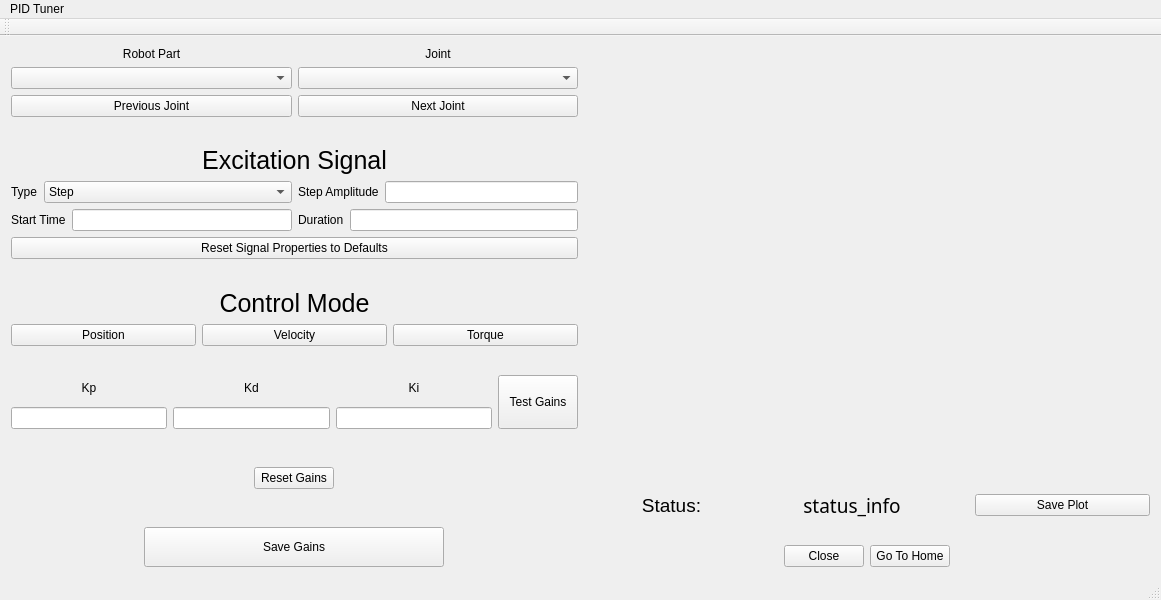
The window that src/guiModule/mainwindow.ui (rlober/pidTuner) describes before a commit, drawn with Qt 5.
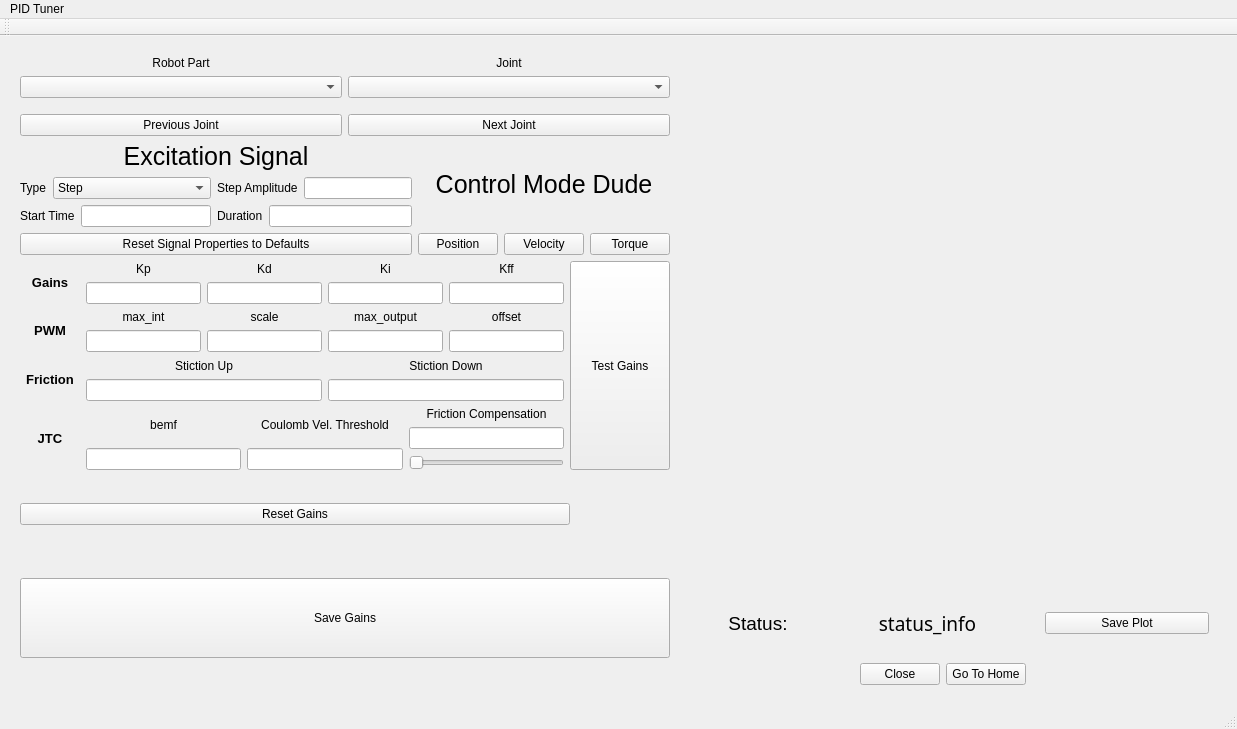
The same window after the commit. Custom widgets are drawn as their Qt base class.

Commit message: add .ui forms to cmake target. Gui updates.

```diff
--- a/src/guiModule/mainwindow.ui
+++ b/src/guiModule/mainwindow.ui
@@ -6,230 +6,27 @@
    <rect>
     <x>0</x>
     <y>0</y>
-    <width>1161</width>
-    <height>600</height>
+    <width>1237</width>
+    <height>729</height>
    </rect>
   </property>
   <property name="windowTitle">
    <string>MainWindow</string>
   </property>
   <widget class="QWidget" name="centralWidget">
-   <layout class="QGridLayout" name="gridLayout">
-    <item row="0" column="1" rowspan="6">
-     <widget class="QCustomPlot" name="posPlot" native="true"/>
-    </item>
-    <item row="3" column="0">
-     <layout class="QVBoxLayout" name="contModeLayout">
-      <item>
-       <widget class="QPushButton" name="resetSignalPropButton">
-        <property name="text">
-         <string>Reset Signal Properties to Defaults</string>
-        </property>
-       </widget>
-      </item>
+   <widget class="QWidget" name="layoutWidget">
+    <property name="geometry">
+     <rect>
+      <x>9</x>
+      <y>9</y>
+      <width>1211</width>
+      <height>651</height>
+     </rect>
+    </property>
+    <layout class="QHBoxLayout" name="horizontalLayout_7">
       <item>
-       <spacer name="verticalSpacer_7">
-        <property name="orientation">
-         <enum>Qt::Vertical</enum>
-        </property>
-        <property name="sizeHint" stdset="0">
-         <size>
-          <width>20</width>
-          <height>40</height>
-         </size>
-        </property>
-       </spacer>
-      </item>
+      <layout class="QVBoxLayout" name="verticalLayout_7">
       <item>
-       <widget class="QLabel" name="contModeLabel">
-        <property name="font">
-         <font>
-          <pointsize>19</pointsize>
-         </font>
-        </property>
-        <property name="text">
-         <string>Control Mode</string>
-        </property>
-        <property name="alignment">
-         <set>Qt::AlignCenter</set>
-        </property>
-       </widget>
-      </item>
-      <item>
-       <layout class="QHBoxLayout" name="contModeButtonLayout">
-        <item>
-         <widget class="QPushButton" name="posContButton">
-          <property name="text">
-           <string>Position</string>
-          </property>
-          <property name="checkable">
-           <bool>true</bool>
-          </property>
-         </widget>
-        </item>
-        <item>
-         <widget class="QPushButton" name="velContButton">
-          <property name="text">
-           <string>Velocity</string>
-          </property>
-          <property name="checkable">
-           <bool>true</bool>
-          </property>
-         </widget>
-        </item>
-        <item>
-         <widget class="QPushButton" name="torContButton">
-          <property name="text">
-           <string>Torque</string>
-          </property>
-          <property name="checkable">
-           <bool>true</bool>
-          </property>
-         </widget>
-        </item>
-       </layout>
-      </item>
-     </layout>
-    </item>
-    <item row="7" column="1">
-     <layout class="QVBoxLayout" name="verticalLayout">
-      <item>
-       <layout class="QHBoxLayout" name="statusLayout">
-        <item>
-         <widget class="QLabel" name="statusLabel">
-          <property name="font">
-           <font>
-            <pointsize>14</pointsize>
-           </font>
-          </property>
-          <property name="text">
-           <string>Status:</string>
-          </property>
-          <property name="alignment">
-           <set>Qt::AlignCenter</set>
-          </property>
-         </widget>
-        </item>
-        <item>
-         <widget class="QLabel" name="statusInfoLabel">
-          <property name="font">
-           <font>
-            <family>Ubuntu Mono</family>
-            <pointsize>14</pointsize>
-           </font>
-          </property>
-          <property name="text">
-           <string>status_info</string>
-          </property>
-          <property name="alignment">
-           <set>Qt::AlignCenter</set>
-          </property>
-         </widget>
-        </item>
-        <item>
-         <spacer name="horizontalSpacer">
-          <property name="orientation">
-           <enum>Qt::Horizontal</enum>
-          </property>
-          <property name="sizeType">
-           <enum>QSizePolicy::Preferred</enum>
-          </property>
-          <property name="sizeHint" stdset="0">
-           <size>
-            <width>30</width>
-            <height>20</height>
-           </size>
-          </property>
-         </spacer>
-        </item>
-        <item>
-         <widget class="QPushButton" name="savePlotButton">
-          <property name="text">
-           <string>Save Plot</string>
-          </property>
-         </widget>
-        </item>
-       </layout>
-      </item>
-      <item>
-       <spacer name="verticalSpacer">
-        <property name="orientation">
-         <enum>Qt::Vertical</enum>
-        </property>
-        <property name="sizeType">
-         <enum>QSizePolicy::Maximum</enum>
-        </property>
-        <property name="sizeHint" stdset="0">
-         <size>
-          <width>20</width>
-          <height>20</height>
-         </size>
-        </property>
-       </spacer>
-      </item>
-      <item>
-       <layout class="QHBoxLayout" name="closeHomeLayout">
-        <item>
-         <spacer name="closeSpacer">
-          <property name="orientation">
-           <enum>Qt::Horizontal</enum>
-          </property>
-          <property name="sizeHint" stdset="0">
-           <size>
-            <width>40</width>
-            <height>20</height>
-           </size>
-          </property>
-         </spacer>
-        </item>
-        <item>
-         <widget class="QPushButton" name="closeButton">
-          <property name="text">
-           <string>Close</string>
-          </property>
-         </widget>
-        </item>
-        <item>
-         <widget class="QPushButton" name="homeButton">
-          <property name="text">
-           <string>Go To Home</string>
-          </property>
-         </widget>
-        </item>
-        <item>
-         <spacer name="homeSpacer">
-          <property name="orientation">
-           <enum>Qt::Horizontal</enum>
-          </property>
-          <property name="sizeHint" stdset="0">
-           <size>
-            <width>40</width>
-            <height>20</height>
-           </size>
-          </property>
-         </spacer>
-        </item>
-       </layout>
-      </item>
-     </layout>
-    </item>
-    <item row="6" column="1">
-     <spacer name="verticalSpacer_2">
-      <property name="orientation">
-       <enum>Qt::Vertical</enum>
-      </property>
-      <property name="sizeType">
-       <enum>QSizePolicy::Maximum</enum>
-      </property>
-      <property name="sizeHint" stdset="0">
-       <size>
-        <width>20</width>
-        <height>20</height>
-       </size>
-      </property>
-     </spacer>
-    </item>
-    <item row="0" column="0">
      <layout class="QVBoxLayout" name="jointSelectorLayout_2">
       <item>
        <layout class="QHBoxLayout" name="selectorComboBoxLayout">
@@ -305,153 +102,11 @@
       </item>
      </layout>
     </item>
-    <item row="5" column="0" rowspan="3">
-     <layout class="QVBoxLayout" name="gainsLayout">
       <item>
-       <layout class="QHBoxLayout" name="gainInputLayout">
+        <layout class="QHBoxLayout" name="horizontalLayout_6">
         <item>
-         <layout class="QVBoxLayout" name="kpLayout">
+          <layout class="QVBoxLayout" name="signalLayout">
           <item>
-           <widget class="QLabel" name="kp_label">
-            <property name="text">
-             <string>Kp</string>
-            </property>
-            <property name="alignment">
-             <set>Qt::AlignCenter</set>
-            </property>
-           </widget>
-          </item>
-          <item>
-           <widget class="QLineEdit" name="kp_in"/>
-          </item>
-         </layout>
-        </item>
-        <item>
-         <layout class="QVBoxLayout" name="kdLayout">
-          <item>
-           <widget class="QLabel" name="kd_label">
-            <property name="text">
-             <string>Kd</string>
-            </property>
-            <property name="alignment">
-             <set>Qt::AlignCenter</set>
-            </property>
-           </widget>
-          </item>
-          <item>
-           <widget class="QLineEdit" name="kd_in"/>
-          </item>
-         </layout>
-        </item>
-        <item>
-         <layout class="QVBoxLayout" name="kiLayout">
-          <item>
-           <widget class="QLabel" name="ki_label">
-            <property name="text">
-             <string>Ki</string>
-            </property>
-            <property name="alignment">
-             <set>Qt::AlignCenter</set>
-            </property>
-           </widget>
-          </item>
-          <item>
-           <widget class="QLineEdit" name="ki_in"/>
-          </item>
-         </layout>
-        </item>
-        <item>
-         <widget class="QPushButton" name="gainTestButton">
-          <property name="minimumSize">
-           <size>
-            <width>0</width>
-            <height>54</height>
-           </size>
-          </property>
-          <property name="text">
-           <string>Test Gains</string>
-          </property>
-         </widget>
-        </item>
-       </layout>
-      </item>
-      <item>
-       <spacer name="verticalSpacer_6">
-        <property name="orientation">
-         <enum>Qt::Vertical</enum>
-        </property>
-        <property name="sizeHint" stdset="0">
-         <size>
-          <width>20</width>
-          <height>40</height>
-         </size>
-        </property>
-       </spacer>
-      </item>
-      <item alignment="Qt::AlignHCenter|Qt::AlignVCenter">
-       <widget class="QPushButton" name="gainResetButton">
-        <property name="text">
-         <string>Reset Gains</string>
-        </property>
-       </widget>
-      </item>
-      <item>
-       <spacer name="verticalSpacer_5">
-        <property name="orientation">
-         <enum>Qt::Vertical</enum>
-        </property>
-        <property name="sizeHint" stdset="0">
-         <size>
-          <width>20</width>
-          <height>40</height>
-         </size>
-        </property>
-       </spacer>
-      </item>
-      <item alignment="Qt::AlignHCenter|Qt::AlignVCenter">
-       <widget class="QPushButton" name="saveGainsButton">
-        <property name="sizePolicy">
-         <sizepolicy hsizetype="MinimumExpanding" vsizetype="MinimumExpanding">
-          <horstretch>200</horstretch>
-          <verstretch>0</verstretch>
-         </sizepolicy>
-        </property>
-        <property name="minimumSize">
-         <size>
-          <width>300</width>
-          <height>40</height>
-         </size>
-        </property>
-        <property name="maximumSize">
-         <size>
-          <width>80000</width>
-          <height>80</height>
-         </size>
-        </property>
-        <property name="text">
-         <string>Save Gains</string>
-        </property>
-       </widget>
-      </item>
-     </layout>
-    </item>
-    <item row="4" column="0">
-     <spacer name="verticalSpacer_4">
-      <property name="orientation">
-       <enum>Qt::Vertical</enum>
-      </property>
-      <property name="sizeType">
-       <enum>QSizePolicy::Maximum</enum>
-      </property>
-      <property name="sizeHint" stdset="0">
-       <size>
-        <width>20</width>
-        <height>40</height>
-       </size>
-      </property>
-     </spacer>
-    </item>
-    <item row="2" column="0">
      <layout class="QVBoxLayout" name="verticalLayout_4">
       <item>
        <widget class="QLabel" name="signalLabel">
@@ -589,32 +244,714 @@
       </item>
      </layout>
     </item>
-    <item row="1" column="0">
+           <item>
+            <widget class="QPushButton" name="resetSignalPropButton">
+             <property name="text">
+              <string>Reset Signal Properties to Defaults</string>
+             </property>
+            </widget>
+           </item>
+          </layout>
+         </item>
+         <item>
+          <layout class="QVBoxLayout" name="contModeLayout">
+           <item>
+            <widget class="QLabel" name="contModeLabel">
+             <property name="font">
+              <font>
+               <pointsize>19</pointsize>
+              </font>
+             </property>
+             <property name="text">
+              <string>Control Mode Dude</string>
+             </property>
+             <property name="alignment">
+              <set>Qt::AlignCenter</set>
+             </property>
+            </widget>
+           </item>
+           <item>
+            <layout class="QHBoxLayout" name="contModeButtonLayout">
+             <item>
+              <widget class="QPushButton" name="posContButton">
+               <property name="text">
+                <string>Position</string>
+               </property>
+               <property name="checkable">
+                <bool>true</bool>
+               </property>
+              </widget>
+             </item>
+             <item>
+              <widget class="QPushButton" name="velContButton">
+               <property name="text">
+                <string>Velocity</string>
+               </property>
+               <property name="checkable">
+                <bool>true</bool>
+               </property>
+              </widget>
+             </item>
+             <item>
+              <widget class="QPushButton" name="torContButton">
+               <property name="text">
+                <string>Torque</string>
+               </property>
+               <property name="checkable">
+                <bool>true</bool>
+               </property>
+              </widget>
+             </item>
+            </layout>
+           </item>
+          </layout>
+         </item>
+        </layout>
+       </item>
+       <item>
+        <layout class="QVBoxLayout" name="verticalLayout_8">
+         <item>
+          <layout class="QHBoxLayout" name="gainsAndButtonLayout">
+           <item>
+            <layout class="QVBoxLayout" name="allGainsLayout">
+             <item>
+              <layout class="QHBoxLayout" name="gainsLayout">
+               <item>
+                <widget class="QLabel" name="gains_header">
+                 <property name="sizePolicy">
+                  <sizepolicy hsizetype="Fixed" vsizetype="Preferred">
+                   <horstretch>0</horstretch>
+                   <verstretch>0</verstretch>
+                  </sizepolicy>
+                 </property>
+                 <property name="minimumSize">
+                  <size>
+                   <width>60</width>
+                   <height>0</height>
+                  </size>
+                 </property>
+                 <property name="font">
+                  <font>
+                   <pointsize>10</pointsize>
+                   <weight>75</weight>
+                   <bold>true</bold>
+                  </font>
+                 </property>
+                 <property name="text">
+                  <string>Gains</string>
+                 </property>
+                 <property name="textFormat">
+                  <enum>Qt::RichText</enum>
+                 </property>
+                 <property name="alignment">
+                  <set>Qt::AlignCenter</set>
+                 </property>
+                </widget>
+               </item>
+               <item>
+                <layout class="QVBoxLayout" name="kpLayout">
+                 <item>
+                  <widget class="QLabel" name="kp_label">
+                   <property name="text">
+                    <string>Kp</string>
+                   </property>
+                   <property name="alignment">
+                    <set>Qt::AlignCenter</set>
+                   </property>
+                  </widget>
+                 </item>
+                 <item>
+                  <widget class="QLineEdit" name="kp_in"/>
+                 </item>
+                </layout>
+               </item>
+               <item>
+                <layout class="QVBoxLayout" name="kdLayout">
+                 <item>
+                  <widget class="QLabel" name="kd_label">
+                   <property name="text">
+                    <string>Kd</string>
+                   </property>
+                   <property name="alignment">
+                    <set>Qt::AlignCenter</set>
+                   </property>
+                  </widget>
+                 </item>
+                 <item>
+                  <widget class="QLineEdit" name="kd_in"/>
+                 </item>
+                </layout>
+               </item>
+               <item>
+                <layout class="QVBoxLayout" name="kiLayout">
+                 <item>
+                  <widget class="QLabel" name="ki_label">
+                   <property name="text">
+                    <string>Ki</string>
+                   </property>
+                   <property name="alignment">
+                    <set>Qt::AlignCenter</set>
+                   </property>
+                  </widget>
+                 </item>
+                 <item>
+                  <widget class="QLineEdit" name="ki_in"/>
+                 </item>
+                </layout>
+               </item>
+               <item>
+                <layout class="QVBoxLayout" name="verticalLayout_6">
+                 <item>
+                  <widget class="QLabel" name="kff_label">
+                   <property name="text">
+                    <string>Kff</string>
+                   </property>
+                   <property name="alignment">
+                    <set>Qt::AlignCenter</set>
+                   </property>
+                  </widget>
+                 </item>
+                 <item>
+                  <widget class="QLineEdit" name="kff_in"/>
+                 </item>
+                </layout>
+               </item>
+              </layout>
+             </item>
+             <item>
+              <layout class="QHBoxLayout" name="pwmLayout">
+               <item>
+                <widget class="QLabel" name="pwm_header">
+                 <property name="sizePolicy">
+                  <sizepolicy hsizetype="Fixed" vsizetype="Preferred">
+                   <horstretch>0</horstretch>
+                   <verstretch>0</verstretch>
+                  </sizepolicy>
+                 </property>
+                 <property name="minimumSize">
+                  <size>
+                   <width>60</width>
+                   <height>0</height>
+                  </size>
+                 </property>
+                 <property name="font">
+                  <font>
+                   <pointsize>10</pointsize>
+                   <weight>75</weight>
+                   <bold>true</bold>
+                  </font>
+                 </property>
+                 <property name="text">
+                  <string>PWM</string>
+                 </property>
+                 <property name="textFormat">
+                  <enum>Qt::RichText</enum>
+                 </property>
+                 <property name="alignment">
+                  <set>Qt::AlignCenter</set>
+                 </property>
+                </widget>
+               </item>
+               <item>
+                <layout class="QVBoxLayout" name="max_intLayout">
+                 <item>
+                  <widget class="QLabel" name="kp_label_2">
+                   <property name="text">
+                    <string>max_int</string>
+                   </property>
+                   <property name="alignment">
+                    <set>Qt::AlignCenter</set>
+                   </property>
+                  </widget>
+                 </item>
+                 <item>
+                  <widget class="QLineEdit" name="max_int_label"/>
+                 </item>
+                </layout>
+               </item>
+               <item>
+                <layout class="QVBoxLayout" name="scaleLayout">
+                 <item>
+                  <widget class="QLabel" name="scale_label">
+                   <property name="text">
+                    <string>scale</string>
+                   </property>
+                   <property name="alignment">
+                    <set>Qt::AlignCenter</set>
+                   </property>
+                  </widget>
+                 </item>
+                 <item>
+                  <widget class="QLineEdit" name="scale_in"/>
+                 </item>
+                </layout>
+               </item>
+               <item>
+                <layout class="QVBoxLayout" name="max_outputLayout">
+                 <item>
+                  <widget class="QLabel" name="max_output_label">
+                   <property name="text">
+                    <string>max_output</string>
+                   </property>
+                   <property name="alignment">
+                    <set>Qt::AlignCenter</set>
+                   </property>
+                  </widget>
+                 </item>
+                 <item>
+                  <widget class="QLineEdit" name="max_output_in"/>
+                 </item>
+                </layout>
+               </item>
+               <item>
+                <layout class="QVBoxLayout" name="offsetLayout">
+                 <item>
+                  <widget class="QLabel" name="offset_label">
+                   <property name="text">
+                    <string>offset</string>
+                   </property>
+                   <property name="alignment">
+                    <set>Qt::AlignCenter</set>
+                   </property>
+                  </widget>
+                 </item>
+                 <item>
+                  <widget class="QLineEdit" name="offset_in"/>
+                 </item>
+                </layout>
+               </item>
+              </layout>
+             </item>
+             <item>
+              <layout class="QHBoxLayout" name="frictionLayout">
+               <item>
+                <widget class="QLabel" name="friction_header">
+                 <property name="sizePolicy">
+                  <sizepolicy hsizetype="Fixed" vsizetype="Preferred">
+                   <horstretch>0</horstretch>
+                   <verstretch>0</verstretch>
+                  </sizepolicy>
+                 </property>
+                 <property name="minimumSize">
+                  <size>
+                   <width>60</width>
+                   <height>0</height>
+                  </size>
+                 </property>
+                 <property name="font">
+                  <font>
+                   <pointsize>10</pointsize>
+                   <weight>75</weight>
+                   <bold>true</bold>
+                  </font>
+                 </property>
+                 <property name="text">
+                  <string>Friction</string>
+                 </property>
+                 <property name="textFormat">
+                  <enum>Qt::RichText</enum>
+                 </property>
+                 <property name="alignment">
+                  <set>Qt::AlignCenter</set>
+                 </property>
+                </widget>
+               </item>
+               <item>
+                <layout class="QVBoxLayout" name="stickUpLayout">
+                 <item>
+                  <widget class="QLabel" name="stick_up_label">
+                   <property name="text">
+                    <string>Stiction Up</string>
+                   </property>
+                   <property name="alignment">
+                    <set>Qt::AlignCenter</set>
+                   </property>
+                  </widget>
+                 </item>
+                 <item>
+                  <widget class="QLineEdit" name="stick_up_in"/>
+                 </item>
+                </layout>
+               </item>
+               <item>
+                <layout class="QVBoxLayout" name="stickDownLayout">
+                 <item>
+                  <widget class="QLabel" name="stick_down_label">
+                   <property name="text">
+                    <string>Stiction Down</string>
+                   </property>
+                   <property name="alignment">
+                    <set>Qt::AlignCenter</set>
+                   </property>
+                  </widget>
+                 </item>
+                 <item>
+                  <widget class="QLineEdit" name="stick_down_in"/>
+                 </item>
+                </layout>
+               </item>
+              </layout>
+             </item>
+             <item>
+              <layout class="QHBoxLayout" name="jtcLayout">
+               <item>
+                <widget class="QLabel" name="jtc_header">
+                 <property name="sizePolicy">
+                  <sizepolicy hsizetype="Fixed" vsizetype="Preferred">
+                   <horstretch>0</horstretch>
+                   <verstretch>0</verstretch>
+                  </sizepolicy>
+                 </property>
+                 <property name="minimumSize">
+                  <size>
+                   <width>60</width>
+                   <height>0</height>
+                  </size>
+                 </property>
+                 <property name="font">
+                  <font>
+                   <pointsize>10</pointsize>
+                   <weight>75</weight>
+                   <bold>true</bold>
+                  </font>
+                 </property>
+                 <property name="text">
+                  <string>JTC</string>
+                 </property>
+                 <property name="textFormat">
+                  <enum>Qt::RichText</enum>
+                 </property>
+                 <property name="alignment">
+                  <set>Qt::AlignCenter</set>
+                 </property>
+                </widget>
+               </item>
+               <item>
+                <layout class="QVBoxLayout" name="bemfLayout">
+                 <item>
+                  <widget class="QLabel" name="bemf_label">
+                   <property name="text">
+                    <string>bemf</string>
+                   </property>
+                   <property name="alignment">
+                    <set>Qt::AlignCenter</set>
+                   </property>
+                  </widget>
+                 </item>
+                 <item>
+                  <widget class="QLineEdit" name="bemf_in"/>
+                 </item>
+                </layout>
+               </item>
+               <item>
+                <layout class="QVBoxLayout" name="coulombVelThrLayout">
+                 <item>
+                  <widget class="QLabel" name="coulombVelThr_label">
+                   <property name="text">
+                    <string>Coulomb Vel. Threshold</string>
+                   </property>
+                   <property name="alignment">
+                    <set>Qt::AlignCenter</set>
+                   </property>
+                  </widget>
+                 </item>
+                 <item>
+                  <widget class="QLineEdit" name="coulombVelThr_in"/>
+                 </item>
+                </layout>
+               </item>
+               <item>
+                <layout class="QVBoxLayout" name="fricCompLayout">
+                 <item>
+                  <widget class="QLabel" name="fricComp_label">
+                   <property name="text">
+                    <string>Friction Compensation</string>
+                   </property>
+                   <property name="alignment">
+                    <set>Qt::AlignCenter</set>
+                   </property>
+                  </widget>
+                 </item>
+                 <item>
+                  <widget class="QLineEdit" name="fricComp_in"/>
+                 </item>
+                 <item>
+                  <widget class="QSlider" name="fricComp_slider">
+                   <property name="orientation">
+                    <enum>Qt::Horizontal</enum>
+                   </property>
+                  </widget>
+                 </item>
+                </layout>
+               </item>
+              </layout>
+             </item>
+            </layout>
+           </item>
+           <item>
+            <widget class="QPushButton" name="gainTestButton">
+             <property name="sizePolicy">
+              <sizepolicy hsizetype="Minimum" vsizetype="Expanding">
+               <horstretch>0</horstretch>
+               <verstretch>0</verstretch>
+              </sizepolicy>
+             </property>
+             <property name="minimumSize">
+              <size>
+               <width>100</width>
+               <height>54</height>
+              </size>
+             </property>
+             <property name="text">
+              <string>Test Gains</string>
+             </property>
+            </widget>
+           </item>
+          </layout>
+         </item>
+         <item>
+          <layout class="QVBoxLayout" name="resetAndSaveGainsButtonsLayout">
+           <item>
+            <layout class="QHBoxLayout" name="horizontalLayout_8">
+             <item>
+              <widget class="QPushButton" name="gainResetButton">
+               <property name="sizePolicy">
+                <sizepolicy hsizetype="Expanding" vsizetype="Fixed">
+                 <horstretch>0</horstretch>
+                 <verstretch>0</verstretch>
+                </sizepolicy>
+               </property>
+               <property name="text">
+                <string>Reset Gains</string>
+               </property>
+              </widget>
+             </item>
+             <item>
+              <spacer name="horizontalSpacer_2">
+               <property name="orientation">
+                <enum>Qt::Horizontal</enum>
+               </property>
+               <property name="sizeType">
+                <enum>QSizePolicy::Maximum</enum>
+               </property>
+               <property name="sizeHint" stdset="0">
+                <size>
+                 <width>100</width>
+                 <height>20</height>
+                </size>
+               </property>
+              </spacer>
+             </item>
+            </layout>
+           </item>
+           <item>
      <spacer name="verticalSpacer_3">
       <property name="orientation">
        <enum>Qt::Vertical</enum>
       </property>
+             <property name="sizeType">
+              <enum>QSizePolicy::Preferred</enum>
+             </property>
       <property name="sizeHint" stdset="0">
        <size>
         <width>20</width>
+               <height>20</height>
+              </size>
+             </property>
+            </spacer>
+           </item>
+           <item>
+            <widget class="QPushButton" name="saveGainsButton">
+             <property name="sizePolicy">
+              <sizepolicy hsizetype="MinimumExpanding" vsizetype="MinimumExpanding">
+               <horstretch>200</horstretch>
+               <verstretch>0</verstretch>
+              </sizepolicy>
+             </property>
+             <property name="minimumSize">
+              <size>
+               <width>300</width>
         <height>40</height>
        </size>
       </property>
-     </spacer>
-    </item>
-   </layout>
-   <zorder>posPlot</zorder>
-   <zorder>verticalSpacer_2</zorder>
-   <zorder>verticalSpacer_4</zorder>
-   <zorder></zorder>
-   <zorder>verticalSpacer_3</zorder>
+             <property name="maximumSize">
+              <size>
+               <width>80000</width>
+               <height>80</height>
+              </size>
+             </property>
+             <property name="text">
+              <string>Save Gains</string>
+             </property>
+            </widget>
+           </item>
+          </layout>
+         </item>
+        </layout>
+       </item>
+      </layout>
+     </item>
+     <item>
+      <layout class="QVBoxLayout" name="verticalLayout_9">
+       <item>
+        <widget class="QCustomPlot" name="posPlot" native="true">
+         <property name="sizePolicy">
+          <sizepolicy hsizetype="Preferred" vsizetype="Expanding">
+           <horstretch>0</horstretch>
+           <verstretch>0</verstretch>
+          </sizepolicy>
+         </property>
+        </widget>
+       </item>
+       <item>
+        <spacer name="verticalSpacer_2">
+         <property name="orientation">
+          <enum>Qt::Vertical</enum>
+         </property>
+         <property name="sizeType">
+          <enum>QSizePolicy::Preferred</enum>
+         </property>
+         <property name="sizeHint" stdset="0">
+          <size>
+           <width>17</width>
+           <height>50</height>
+          </size>
+         </property>
+        </spacer>
+       </item>
+       <item>
+        <layout class="QVBoxLayout" name="verticalLayout">
+         <item>
+          <layout class="QHBoxLayout" name="statusLayout">
+           <item>
+            <widget class="QLabel" name="statusLabel">
+             <property name="font">
+              <font>
+               <pointsize>14</pointsize>
+              </font>
+             </property>
+             <property name="text">
+              <string>Status:</string>
+             </property>
+             <property name="alignment">
+              <set>Qt::AlignCenter</set>
+             </property>
+            </widget>
+           </item>
+           <item>
+            <widget class="QLabel" name="statusInfoLabel">
+             <property name="font">
+              <font>
+               <family>Ubuntu Mono</family>
+               <pointsize>14</pointsize>
+              </font>
+             </property>
+             <property name="text">
+              <string>status_info</string>
+             </property>
+             <property name="alignment">
+              <set>Qt::AlignCenter</set>
+             </property>
+            </widget>
+           </item>
+           <item>
+            <spacer name="horizontalSpacer">
+             <property name="orientation">
+              <enum>Qt::Horizontal</enum>
+             </property>
+             <property name="sizeType">
+              <enum>QSizePolicy::Preferred</enum>
+             </property>
+             <property name="sizeHint" stdset="0">
+              <size>
+               <width>30</width>
+               <height>20</height>
+              </size>
+             </property>
+            </spacer>
+           </item>
+           <item>
+            <widget class="QPushButton" name="savePlotButton">
+             <property name="text">
+              <string>Save Plot</string>
+             </property>
+            </widget>
+           </item>
+          </layout>
+         </item>
+         <item>
+          <spacer name="verticalSpacer">
+           <property name="orientation">
+            <enum>Qt::Vertical</enum>
+           </property>
+           <property name="sizeType">
+            <enum>QSizePolicy::Maximum</enum>
+           </property>
+           <property name="sizeHint" stdset="0">
+            <size>
+             <width>20</width>
+             <height>20</height>
+            </size>
+           </property>
+          </spacer>
+         </item>
+         <item>
+          <layout class="QHBoxLayout" name="closeHomeLayout">
+           <item>
+            <spacer name="closeSpacer">
+             <property name="orientation">
+              <enum>Qt::Horizontal</enum>
+             </property>
+             <property name="sizeHint" stdset="0">
+              <size>
+               <width>40</width>
+               <height>20</height>
+              </size>
+             </property>
+            </spacer>
+           </item>
+           <item>
+            <widget class="QPushButton" name="closeButton">
+             <property name="text">
+              <string>Close</string>
+             </property>
+            </widget>
+           </item>
+           <item>
+            <widget class="QPushButton" name="homeButton">
+             <property name="text">
+              <string>Go To Home</string>
+             </property>
+            </widget>
+           </item>
+           <item>
+            <spacer name="homeSpacer">
+             <property name="orientation">
+              <enum>Qt::Horizontal</enum>
+             </property>
+             <property name="sizeHint" stdset="0">
+              <size>
+               <width>40</width>
+               <height>20</height>
+              </size>
+             </property>
+            </spacer>
+           </item>
+          </layout>
+         </item>
+        </layout>
+       </item>
+      </layout>
+     </item>
+    </layout>
+   </widget>
   </widget>
   <widget class="QMenuBar" name="menuBar">
    <property name="geometry">
     <rect>
      <x>0</x>
      <y>0</y>
-     <width>1161</width>
+     <width>1237</width>
      <height>22</height>
     </rect>
    </property>
```
Left out of the diff: 2 changed lines with no effect on the pictures. Lines whose indentation alone changed are shown as unchanged. The commit also changes 1 other file.
